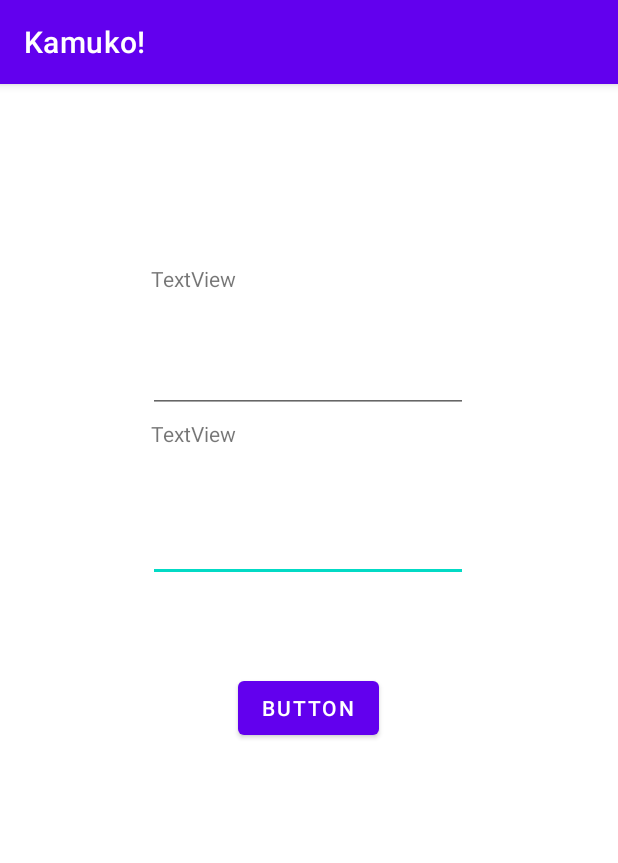
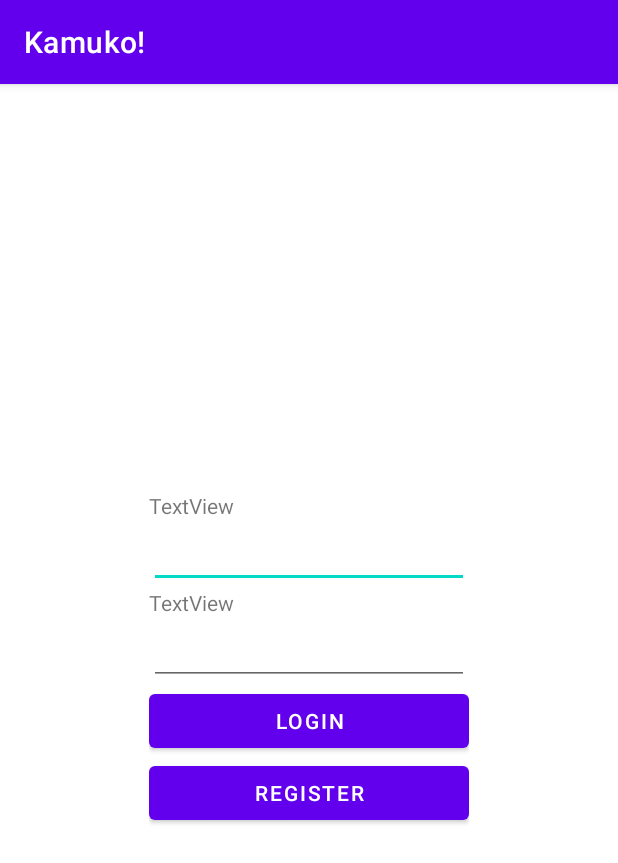
Before and after one commit to Gavsh96/Kamuko, an Android app: the LoginActivity screen opened directly, with no data from a screen before it, on a phone screen of 412 x 824 dp. Shown: the top 863 px of the screen. Run offline under Robolectric (Android 15) with nearby library versions, the phone set to English and light mode, and no system bars.

Commit message:
login xml updated

```diff
--- a/app/build.gradle
+++ b/app/build.gradle
@@ -21,13 +21,14 @@ android {
             proguardFiles getDefaultProguardFile('proguard-android-optimize.txt'), 'proguard-rules.pro'
         }
     }
+    buildFeatures{
+        viewBinding true
+    }
     compileOptions {
         sourceCompatibility JavaVersion.VERSION_1_8
         targetCompatibility JavaVersion.VERSION_1_8
     }
-    buildFeatures {
-        viewBinding true
-    }
+    namespace 'com.example.kamuko'
 }
 
 dependencies {
--- a/app/src/main/AndroidManifest.xml
+++ b/app/src/main/AndroidManifest.xml
@@ -1,7 +1,6 @@
 <?xml version="1.0" encoding="utf-8"?>
 <manifest xmlns:android="http://schemas.android.com/apk/res/android"
-    xmlns:tools="http://schemas.android.com/tools"
-    package="com.example.kamuko">
+    xmlns:tools="http://schemas.android.com/tools">
 
     <application
         android:allowBackup="true"
--- a/app/src/main/java/com/example/kamuko/LoginActivity.java
+++ b/app/src/main/java/com/example/kamuko/LoginActivity.java
@@ -1,8 +1,11 @@
 package com.example.kamuko;
 
 import androidx.appcompat.app.AppCompatActivity;
+import androidx.fragment.app.FragmentManager;
 
 import android.os.Bundle;
+
+import com.example.kamuko.databinding.ActivityMainBinding;
 
 public class LoginActivity extends AppCompatActivity {
 
@@ -10,5 +13,14 @@ public class LoginActivity extends AppCompatActivity {
     protected void onCreate(Bundle savedInstanceState) {
         super.onCreate(savedInstanceState);
         setContentView(R.layout.activity_login);
+
+        DBModel rDBm = new DBModel();
+        rDBm.load(getApplicationContext());
+
+        FragmentManager frag = getSupportFragmentManager();
+        SignUpFrag signUpFrag = (SignUpFrag) frag.findFragmentById(R.id.LAfragment1);
+        signUpFrag  = new SignUpFrag ();
+        frag.beginTransaction().add(R.id.LAfragment1, signUpFrag ).commit();
+
     }
 }
--- /dev/null
+++ b/app/src/main/java/com/example/kamuko/SignUpFrag.java
@@ -0,0 +1,72 @@
+package com.example.kamuko;
+
+import android.os.Bundle;
+
+import androidx.fragment.app.Fragment;
+
+import android.view.LayoutInflater;
+import android.view.View;
+import android.view.ViewGroup;
+import android.widget.Button;
+import android.widget.TextView;
+
+/**
+ * A simple {@link Fragment} subclass.
+ * Use the {@link SignUpFrag#newInstance} factory method to
+ * create an instance of this fragment.
+ */
+public class SignUpFrag extends Fragment {
+
+    // TODO: Rename parameter arguments, choose names that match
+    // the fragment initialization parameters, e.g. ARG_ITEM_NUMBER
+    private static final String ARG_PARAM1 = "param1";
+    private static final String ARG_PARAM2 = "param2";
+
+    // TODO: Rename and change types of parameters
+    private String mParam1;
+    private String mParam2;
+    private Button login;
+    private Button register;
+
+    public SignUpFrag() {
+        // Required empty public constructor
+    }
+
+    /**
+     * Use this factory method to create a new instance of
+     * this fragment using the provided parameters.
+     *
+     * @param param1 Parameter 1.
+     * @param param2 Parameter 2.
+     * @return A new instance of fragment SignUpFrag.
+     */
+    // TODO: Rename and change types and number of parameters
+    public static SignUpFrag newInstance(String param1, String param2) {
+        SignUpFrag fragment = new SignUpFrag();
+        Bundle args = new Bundle();
+        args.putString(ARG_PARAM1, param1);
+        args.putString(ARG_PARAM2, param2);
+        fragment.setArguments(args);
+        return fragment;
+    }
+
+    @Override
+    public void onCreate(Bundle savedInstanceState) {
+        super.onCreate(savedInstanceState);
+        if (getArguments() != null) {
+            mParam1 = getArguments().getString(ARG_PARAM1);
+            mParam2 = getArguments().getString(ARG_PARAM2);
+            login.findViewById(R.id.button);
+
+        }
+    }
+
+    @Override
+    public View onCreateView(LayoutInflater inflater, ViewGroup container,
+                             Bundle savedInstanceState) {
+        // Inflate the layout for this fragment
+        return inflater.inflate(R.layout.fragment_sign_up, container, false);
+
+
+    }
+}
--- a/app/src/main/res/layout/activity_login.xml
+++ b/app/src/main/res/layout/activity_login.xml
@@ -1,71 +1,14 @@
 <?xml version="1.0" encoding="utf-8"?>
-<androidx.constraintlayout.widget.ConstraintLayout xmlns:android="http://schemas.android.com/apk/res/android"
+<LinearLayout xmlns:android="http://schemas.android.com/apk/res/android"
     xmlns:app="http://schemas.android.com/apk/res-auto"
     xmlns:tools="http://schemas.android.com/tools"
     android:layout_width="match_parent"
     android:layout_height="match_parent"
     tools:context=".LoginActivity">
 
-    <EditText
-        android:id="@+id/Password"
-        android:layout_width="wrap_content"
-        android:layout_height="wrap_content"
-        android:layout_marginBottom="436dp"
-        android:ems="10"
-        android:inputType="textPassword"
-        app:layout_constraintBottom_toBottomOf="parent"
-        app:layout_constraintEnd_toEndOf="parent"
-        app:layout_constraintHorizontal_bias="0.497"
-        app:layout_constraintStart_toStartOf="parent" />
-
-    <EditText
-        android:id="@+id/editTextTextPersonName"
-        android:layout_width="wrap_content"
-        android:layout_height="wrap_content"
-        android:ems="10"
-        android:inputType="textPersonName"
-        app:layout_constraintBottom_toTopOf="@+id/Password"
-        app:layout_constraintEnd_toEndOf="parent"
-        app:layout_constraintHorizontal_bias="0.497"
-        app:layout_constraintStart_toStartOf="parent"
-        app:layout_constraintTop_toTopOf="parent"
-        app:layout_constraintVertical_bias="0.721" />
-
-    <TextView
-        android:id="@+id/textView"
-        android:layout_width="wrap_content"
-        android:layout_height="wrap_content"
-        android:layout_marginTop="120dp"
-        android:text="TextView"
-        app:layout_constraintEnd_toEndOf="parent"
-        app:layout_constraintHorizontal_bias="0.283"
-        app:layout_constraintStart_toStartOf="parent"
-        app:layout_constraintTop_toTopOf="parent" />
-
-    <TextView
-        android:id="@+id/textView2"
-        android:layout_width="wrap_content"
-        android:layout_height="wrap_content"
-        android:layout_marginTop="84dp"
-        android:text="TextView"
-        app:layout_constraintEnd_toEndOf="parent"
-        app:layout_constraintHorizontal_bias="0.283"
-        app:layout_constraintStart_toStartOf="parent"
-        app:layout_constraintTop_toBottomOf="@+id/textView" />
-
-    <Button
-        android:id="@+id/button"
-        android:layout_width="wrap_content"
-        android:layout_height="wrap_content"
-        android:layout_marginBottom="328dp"
-        android:text="Button"
-        app:layout_constraintBottom_toBottomOf="parent"
-        app:layout_constraintEnd_toEndOf="parent"
-        app:layout_constraintHorizontal_bias="0.498"
-        app:layout_constraintStart_toStartOf="parent" />
 
     <FrameLayout
-        android:id="@+id/alFrag1"
+        android:id="@+id/LAfragment1"
         android:layout_width="match_parent"
         android:layout_height="match_parent"
         app:layout_constraintTop_toTopOf="parent"
@@ -73,13 +16,5 @@
         app:layout_constraintLeft_toLeftOf="parent"
         app:layout_constraintBottom_toBottomOf="parent"/>
 
-    <FrameLayout
-        android:id="@+id/alFrag2"
-        android:layout_width="match_parent"
-        android:layout_height="match_parent"
-        app:layout_constraintTop_toTopOf="parent"
-        app:layout_constraintRight_toRightOf="parent"
-        app:layout_constraintLeft_toLeftOf="parent"
-        app:layout_constraintBottom_toBottomOf="parent"/>
 
-</androidx.constraintlayout.widget.ConstraintLayout>
+</LinearLayout>
--- /dev/null
+++ b/app/src/main/res/layout/fragment_sign_up.xml
@@ -0,0 +1,58 @@
+<?xml version="1.0" encoding="utf-8"?>
+<LinearLayout xmlns:android="http://schemas.android.com/apk/res/android"
+    xmlns:tools="http://schemas.android.com/tools"
+    android:layout_width="match_parent"
+    android:layout_height="match_parent"
+    android:orientation="vertical"
+    android:gravity="center"
+    tools:context=".SignUpFrag">
+
+    <LinearLayout
+        android:layout_width="wrap_content"
+        android:layout_height="wrap_content"
+        android:orientation="vertical">
+
+        <TextView
+            android:id="@+id/textView2"
+            android:layout_width="match_parent"
+            android:layout_height="wrap_content"
+            android:text="TextView" />
+
+        <EditText
+            android:id="@+id/editTextTextPersonName2"
+            android:layout_width="match_parent"
+            android:layout_height="wrap_content"
+            android:ems="10"
+            android:inputType="textPersonName" />
+
+        <TextView
+            android:id="@+id/textView3"
+            android:layout_width="match_parent"
+            android:layout_height="wrap_content"
+            android:text="TextView" />
+
+        <EditText
+            android:id="@+id/editTextTextPassword"
+            android:layout_width="match_parent"
+            android:layout_height="wrap_content"
+            android:ems="10"
+            android:inputType="textPassword" />
+
+        <Button
+            android:id="@+id/button"
+            android:layout_width="match_parent"
+            android:layout_height="wrap_content"
+            android:text="Login" />
+
+        <Button
+            android:id="@+id/button2"
+            android:layout_width="match_parent"
+            android:layout_height="wrap_content"
+            android:text="Register" />
+
+    </LinearLayout>
+
+
+
+
+</LinearLayout>
--- a/build.gradle
+++ b/build.gradle
@@ -1,7 +1,7 @@
 // Top-level build file where you can add configuration options common to all sub-projects/modules.
 plugins {
-    id 'com.android.application' version '7.2.2' apply false
-    id 'com.android.library' version '7.2.2' apply false
+    id 'com.android.application' version '7.3.0' apply false
+    id 'com.android.library' version '7.3.0' apply false
 }
 
 task clean(type: Delete) {
```
Also changed, not shown: gradle/wrapper/gradle-wrapper.properties.
